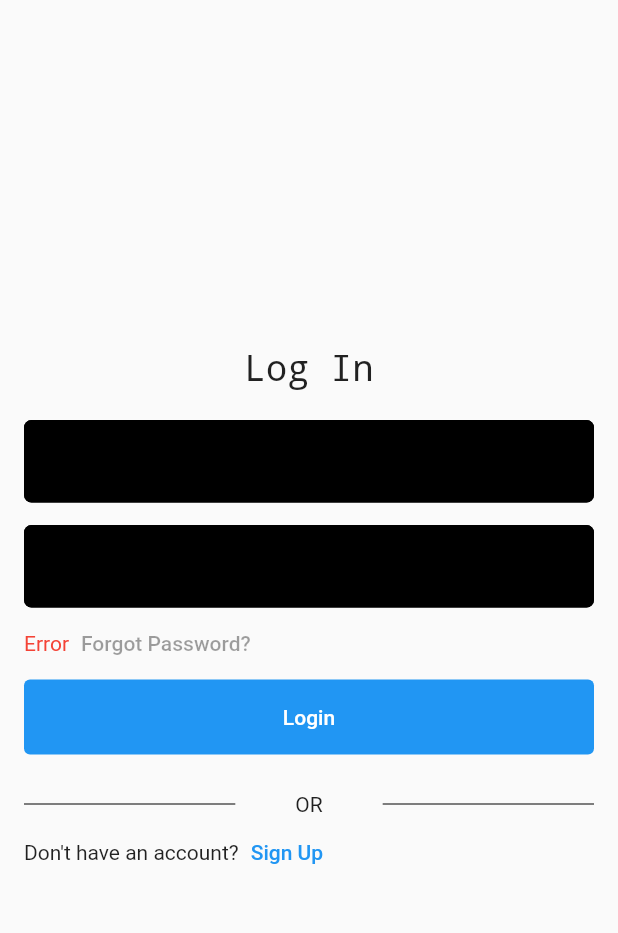
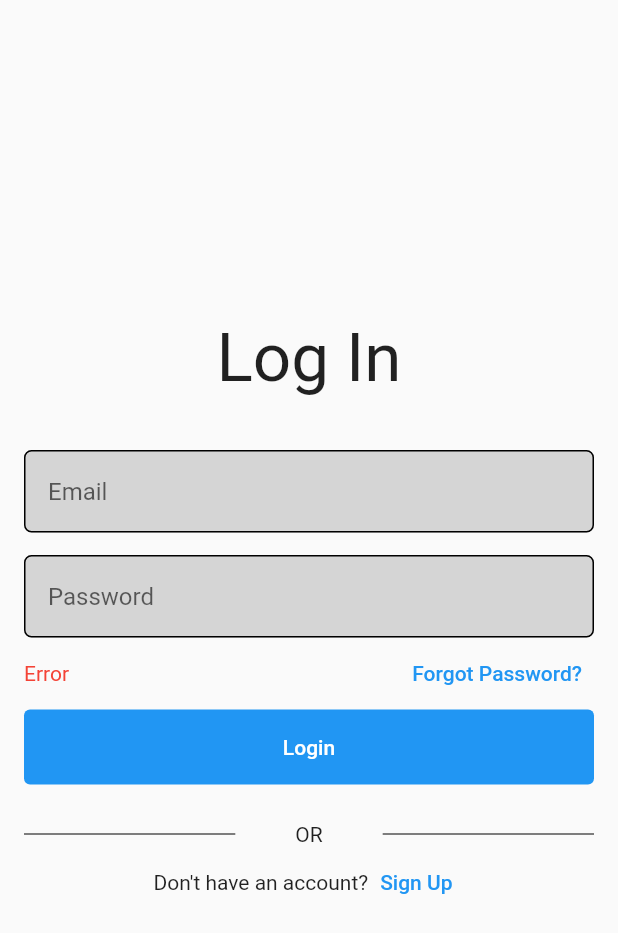
Before and after one commit to RyanFebrian2202/CSR2022, a Flutter app: the screen it shows after launch, on a phone screen of 412 x 824 dp. Shown: the top 933 px of the screen. Run offline on Flutter 3.47's test engine with Material 2 defaults, Android fonts, the phone set to English and light mode, and no system bars.

Commit message:
fix style and code

```diff
--- a/lib/app.dart
+++ b/lib/app.dart
@@ -22,12 +22,11 @@ class App extends StatelessWidget {
                       const Text(
                         'Log In',
                         style: TextStyle(
-                          fontFamily: 'Monospace',
-                          fontSize: 24
+                          fontSize: 45
                         ),
                       ),
                       const SizedBox(
-                        height:20.0
+                        height:35.0
                       ),
                       _usernameTextField(),
                       const SizedBox(
@@ -35,16 +34,18 @@ class App extends StatelessWidget {
                       ),
                       _passwordTextField(),
                       Row(
-                        children: const [
-                          Text(
-                            'Error',
-                            style: TextStyle(
-                              color: Colors.red
+                        children: [
+                          const Expanded(
+                            child: Text(
+                              'Error',
+                              style: TextStyle(
+                                color: Colors.red
+                              ),
                             ),
                           ),
                           TextButton(
-                            onPressed: null,
-                            child: Text('Forgot Password?')
+                            onPressed: () {},
+                            child: const Text('Forgot Password?')
                           ),
                         ],
                       ),
@@ -79,6 +80,7 @@ class App extends StatelessWidget {
                         ],
                       ),
                       Row(
+                        mainAxisAlignment: MainAxisAlignment.center,
                         children: [
                           const Text("Don't have an account?"),
                           TextButton(
@@ -105,7 +107,7 @@ class App extends StatelessWidget {
           vertical: 18.0, horizontal: 16.0
         ),
         filled: true,
-        fillColor: Colors.black,
+        fillColor: Color.fromARGB(255, 213, 213, 213),
         enabledBorder: OutlineInputBorder(
           borderSide: BorderSide(
             color: Colors.black,
@@ -136,7 +138,7 @@ class App extends StatelessWidget {
           vertical: 18.0, horizontal: 16.0
         ),
         filled: true,
-        fillColor: Colors.black,
+        fillColor: Color.fromARGB(255, 213, 213, 213),
         enabledBorder: OutlineInputBorder(
           borderSide: BorderSide(
             color: Colors.black,
```
